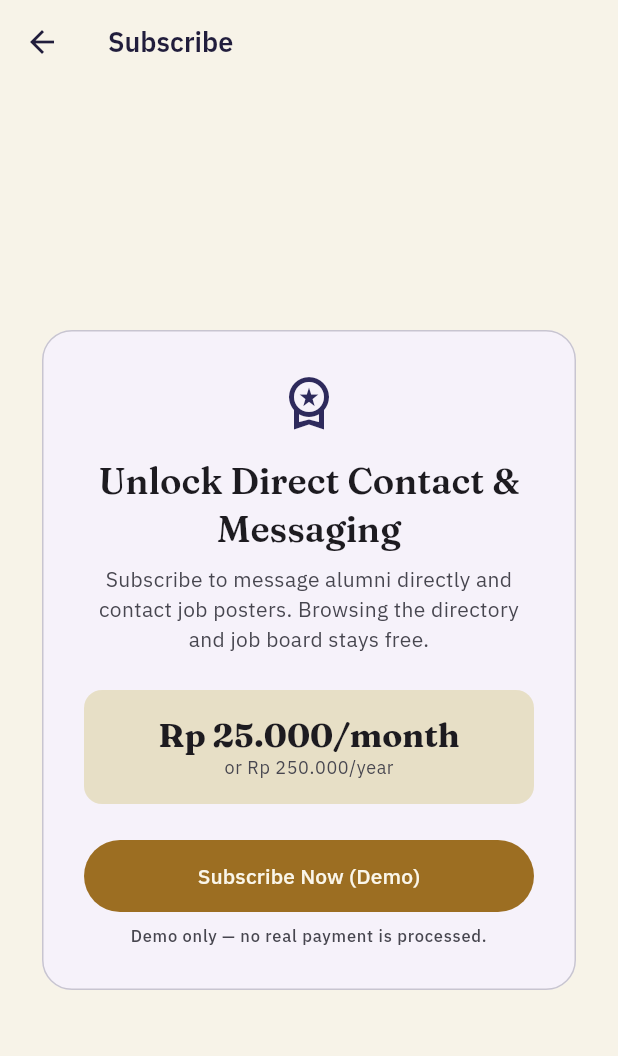
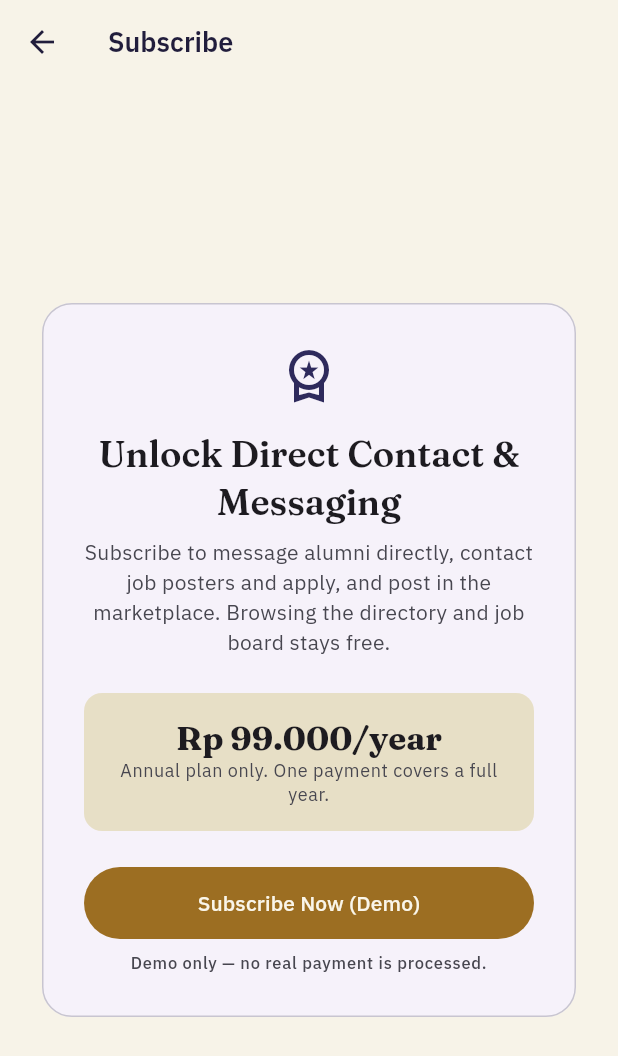
Before and after one commit to FarrelAlfarabi/Undip-Alumni-Connect, a Flutter app: the SubscribeScreen screen opened directly with empty values, on a phone screen of 412 x 824 dp. Shown: the top 1056 px of the screen. Run offline on Flutter 3.47's test engine with Material 3 defaults, Android fonts, the phone set to English and light mode, and no system bars; our stand-ins replace file_picker, flutter_dotenv, google_fonts, supabase_flutter; accounts and stored records are empty.

Commit message:
Rename app to Lingkaran and switch Subscribe screen to annual-only Rp 99.000
Follows the newer Lingkaran pitch deck (annual plan only) over master plan
v1.3 (monthly + yearly, name undecided). Repo, package, bundle ids and
Vercel project names are unchanged.

Co-Authored-By: Claude Sonnet 5.5 <noreply@anthropic.com>
Claude-Session: https://claude.ai/code/session_018AFKSDtt6KfK7fT36reepr

```diff
--- a/lib/main.dart
+++ b/lib/main.dart
@@ -23,7 +23,7 @@ class MyApp extends StatelessWidget {
   @override
   Widget build(BuildContext context) {
     return MaterialApp(
-      title: 'UNDIP Alumni Connect',
+      title: 'Lingkaran',
       theme: AppTheme.light(),
       home: const WelcomeScreen(),
     );
--- a/lib/screens/subscribe_screen.dart
+++ b/lib/screens/subscribe_screen.dart
@@ -82,9 +82,9 @@ class _SubscribeScreenState extends State<SubscribeScreen> {
                       ),
                       const SizedBox(height: 8),
                       Text(
-                        'Subscribe to message alumni directly and contact '
-                        'job posters. Browsing the directory and job board '
-                        'stays free.',
+                        'Subscribe to message alumni directly, contact job '
+                        'posters and apply, and post in the marketplace. '
+                        'Browsing the directory and job board stays free.',
                         style: theme.textTheme.bodyMedium?.copyWith(
                           color: theme.colorScheme.onSurfaceVariant,
                         ),
@@ -100,13 +100,14 @@ class _SubscribeScreenState extends State<SubscribeScreen> {
                         child: Column(
                           children: [
                             Text(
-                              'Rp 25.000/month',
+                              'Rp 99.000/year',
                               style: theme.textTheme.titleLarge?.copyWith(
                                 fontWeight: FontWeight.w700,
                               ),
                             ),
                             Text(
-                              'or Rp 250.000/year',
+                              'Annual plan only. One payment covers a full year.',
+                              textAlign: TextAlign.center,
                               style: theme.textTheme.bodySmall?.copyWith(
                                 color: theme.colorScheme.onSurfaceVariant,
                               ),
--- a/lib/screens/welcome_screen.dart
+++ b/lib/screens/welcome_screen.dart
@@ -29,7 +29,7 @@ class WelcomeScreen extends StatelessWidget {
                   const KawungMark(size: 48),
                   const SizedBox(height: 20),
                   Text(
-                    'ALUMNI CONNECT',
+                    'LINGKARAN',
                     textAlign: TextAlign.center,
                     style: theme.textTheme.labelMedium?.copyWith(
                       fontWeight: FontWeight.w600,
```
Also changed, not shown: 8 other files.
